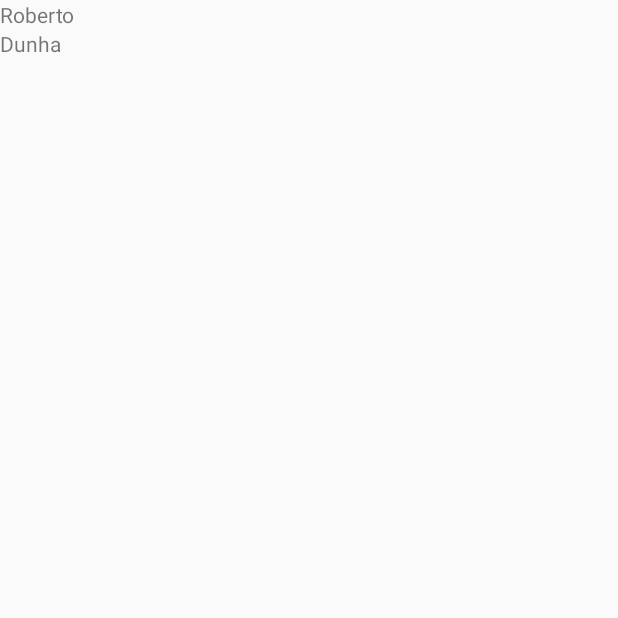
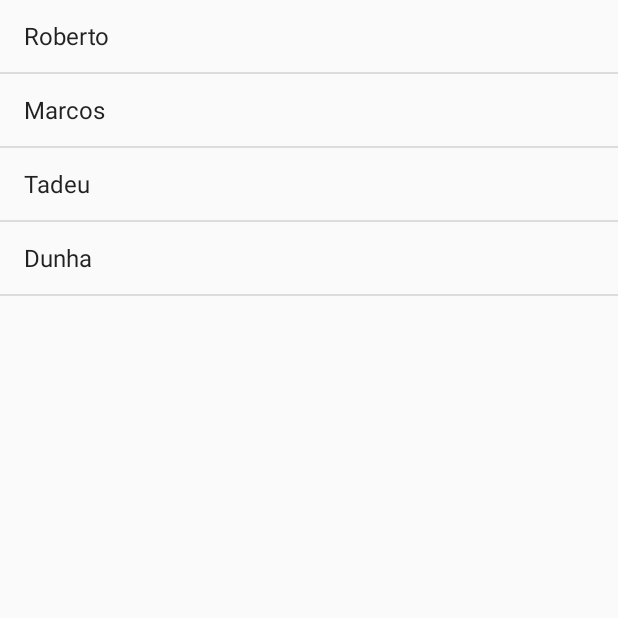
Before and after one commit to rbaselio/Agenda, an Android app: the screen it shows after launch (ListaAlunosActivity), on a phone screen of 412 x 824 dp, the top half of it. Before the commit the part shown is almost empty. Run offline under Robolectric (Android 15) with nearby library versions, the phone set to English and light mode, and no system bars.

Commit message:
Melhorando a Lista

```diff
--- a/app/src/main/java/com/robertolopes/agenda/ListaAlunosActivity.java
+++ b/app/src/main/java/com/robertolopes/agenda/ListaAlunosActivity.java
@@ -1,13 +1,9 @@
 package com.robertolopes.agenda;
 
 import android.os.Bundle;
-import android.support.design.widget.FloatingActionButton;
-import android.support.design.widget.Snackbar;
 import android.support.v7.app.AppCompatActivity;
-import android.support.v7.widget.Toolbar;
-import android.view.View;
-import android.view.Menu;
-import android.view.MenuItem;
+import android.widget.ArrayAdapter;
+import android.widget.ListView;
 
 public class ListaAlunosActivity extends AppCompatActivity {
 
@@ -15,6 +11,14 @@ public class ListaAlunosActivity extends AppCompatActivity {
     protected void onCreate(Bundle savedInstanceState) {
         super.onCreate(savedInstanceState);
         setContentView(R.layout.activity_lista_alunos);
+
+        String[] alunos = {"Roberto", "Marcos", "Tadeu", "Dunha"};
+        ListView listaAlunos = (ListView) findViewById(R.id.lista_alunos);
+        ArrayAdapter<String> adapter = new ArrayAdapter<>(this, android.R.layout.simple_list_item_1, alunos);
+        listaAlunos.setAdapter(adapter);
+
+
+
     }
 
 
--- a/app/src/main/res/layout/activity_lista_alunos.xml
+++ b/app/src/main/res/layout/activity_lista_alunos.xml
@@ -3,14 +3,12 @@
     android:layout_height="match_parent"
     android:orientation="vertical">
 
-    <TextView
-        android:layout_width="wrap_content"
-        android:layout_height="wrap_content"
-        android:text="@string/roberto" />
+   <ListView
+       android:id="@+id/lista_alunos"
+       android:layout_width="match_parent"
+       android:layout_height="match_parent">
 
-    <TextView
-        android:layout_width="wrap_content"
-        android:layout_height="wrap_content"
-        android:text="@string/dunha" />
+
+   </ListView>
 
 </LinearLayout>
```
